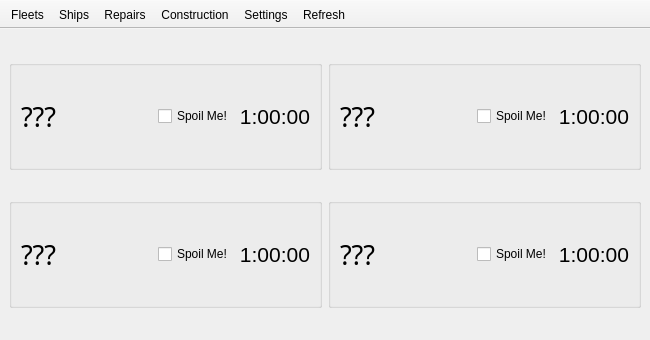
Before: the Qt Designer form KCMainWindow.ui in KanColleTool/kct-tool, drawn with Qt 5.
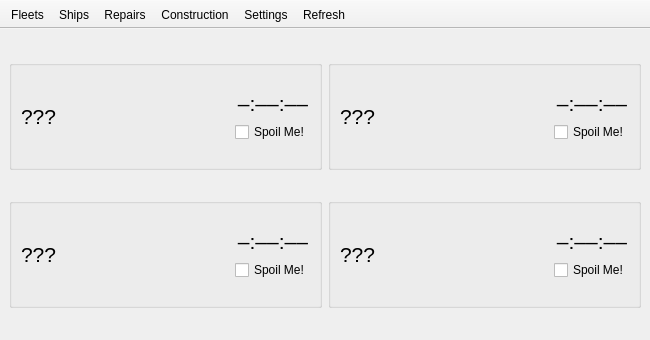
After: the same form once the commit is applied. The open tabs and pages were chosen to show the change. Icons and pictures are not drawn.

Commit message: Decrease font sizes so names fit and use ‒:‒‒:‒‒ instead of 0:00:00

```diff
--- a/KCMainWindow.ui
+++ b/KCMainWindow.ui
@@ -1811,24 +1811,6 @@
           </property>
           <layout class="QHBoxLayout" name="horizontalLayout_5">
            <item>
-            <layout class="QVBoxLayout" name="verticalLayout_21">
-             <property name="spacing">
-              <number>0</number>
-             </property>
-             <item>
-              <spacer name="verticalSpacer_9">
-               <property name="orientation">
-                <enum>Qt::Vertical</enum>
-               </property>
-               <property name="sizeHint" stdset="0">
-                <size>
-                 <width>20</width>
-                 <height>40</height>
-                </size>
-               </property>
-              </spacer>
-             </item>
-             <item>
               <widget class="QLabel" name="constructionName1">
                <property name="sizePolicy">
                 <sizepolicy hsizetype="Preferred" vsizetype="Maximum">
@@ -1838,29 +1820,13 @@
                </property>
                <property name="font">
                 <font>
-                 <family>MS Gothic</family>
-                 <pointsize>20</pointsize>
+               <pointsize>16</pointsize>
                 </font>
                </property>
                <property name="text">
                 <string>???</string>
                </property>
               </widget>
-             </item>
-             <item>
-              <spacer name="verticalSpacer_10">
-               <property name="orientation">
-                <enum>Qt::Vertical</enum>
-               </property>
-               <property name="sizeHint" stdset="0">
-                <size>
-                 <width>20</width>
-                 <height>40</height>
-                </size>
-               </property>
-              </spacer>
-             </item>
-            </layout>
            </item>
            <item>
             <spacer name="horizontalSpacer_5">
@@ -1876,13 +1842,21 @@
             </spacer>
            </item>
            <item>
-            <widget class="QCheckBox" name="constructionSpoil1">
-             <property name="text">
-              <string>Spoil Me!</string>
-             </property>
-            </widget>
-           </item>
+            <layout class="QVBoxLayout" name="verticalLayout_11">
            <item>
+              <spacer name="verticalSpacer_11">
+               <property name="orientation">
+                <enum>Qt::Vertical</enum>
+               </property>
+               <property name="sizeHint" stdset="0">
+                <size>
+                 <width>20</width>
+                 <height>40</height>
+                </size>
+               </property>
+              </spacer>
+             </item>
+             <item alignment="Qt::AlignHCenter">
             <widget class="QLabel" name="constructionTimer1">
              <property name="sizePolicy">
               <sizepolicy hsizetype="Maximum" vsizetype="Preferred">
@@ -1898,17 +1872,38 @@
              </property>
              <property name="font">
               <font>
-               <family>Arial</family>
                <pointsize>16</pointsize>
               </font>
              </property>
              <property name="text">
-              <string>1:00:00</string>
+                <string>‒:‒‒:‒‒</string>
              </property>
              <property name="alignment">
               <set>Qt::AlignRight|Qt::AlignTrailing|Qt::AlignVCenter</set>
              </property>
             </widget>
+             </item>
+             <item alignment="Qt::AlignHCenter">
+              <widget class="QCheckBox" name="constructionSpoil1">
+               <property name="text">
+                <string>Spoil Me!</string>
+               </property>
+              </widget>
+             </item>
+             <item>
+              <spacer name="verticalSpacer_12">
+               <property name="orientation">
+                <enum>Qt::Vertical</enum>
+               </property>
+               <property name="sizeHint" stdset="0">
+                <size>
+                 <width>20</width>
+                 <height>40</height>
+                </size>
+               </property>
+              </spacer>
+             </item>
+            </layout>
            </item>
           </layout>
          </widget>
@@ -1932,24 +1927,6 @@
           </property>
           <layout class="QHBoxLayout" name="horizontalLayout_9">
            <item>
-            <layout class="QVBoxLayout" name="verticalLayout_25">
-             <property name="spacing">
-              <number>0</number>
-             </property>
-             <item>
-              <spacer name="verticalSpacer_17">
-               <property name="orientation">
-                <enum>Qt::Vertical</enum>
-               </property>
-               <property name="sizeHint" stdset="0">
-                <size>
-                 <width>20</width>
-                 <height>40</height>
-                </size>
-               </property>
-              </spacer>
-             </item>
-             <item>
               <widget class="QLabel" name="constructionName2">
                <property name="sizePolicy">
                 <sizepolicy hsizetype="Preferred" vsizetype="Maximum">
@@ -1959,29 +1936,13 @@
                </property>
                <property name="font">
                 <font>
-                 <family>MS Gothic</family>
-                 <pointsize>20</pointsize>
+               <pointsize>16</pointsize>
                 </font>
                </property>
                <property name="text">
                 <string>???</string>
                </property>
               </widget>
-             </item>
-             <item>
-              <spacer name="verticalSpacer_18">
-               <property name="orientation">
-                <enum>Qt::Vertical</enum>
-               </property>
-               <property name="sizeHint" stdset="0">
-                <size>
-                 <width>20</width>
-                 <height>40</height>
-                </size>
-               </property>
-              </spacer>
-             </item>
-            </layout>
            </item>
            <item>
             <spacer name="horizontalSpacer_9">
@@ -1997,13 +1958,21 @@
             </spacer>
            </item>
            <item>
-            <widget class="QCheckBox" name="constructionSpoil2">
-             <property name="text">
-              <string>Spoil Me!</string>
-             </property>
-            </widget>
-           </item>
+            <layout class="QVBoxLayout" name="verticalLayout_3">
            <item>
+              <spacer name="verticalSpacer_10">
+               <property name="orientation">
+                <enum>Qt::Vertical</enum>
+               </property>
+               <property name="sizeHint" stdset="0">
+                <size>
+                 <width>20</width>
+                 <height>40</height>
+                </size>
+               </property>
+              </spacer>
+             </item>
+             <item alignment="Qt::AlignHCenter">
             <widget class="QLabel" name="constructionTimer2">
              <property name="sizePolicy">
               <sizepolicy hsizetype="Maximum" vsizetype="Preferred">
@@ -2019,17 +1988,38 @@
              </property>
              <property name="font">
               <font>
-               <family>Arial</family>
                <pointsize>16</pointsize>
               </font>
              </property>
              <property name="text">
-              <string>1:00:00</string>
+                <string>‒:‒‒:‒‒</string>
              </property>
              <property name="alignment">
               <set>Qt::AlignRight|Qt::AlignTrailing|Qt::AlignVCenter</set>
              </property>
             </widget>
+             </item>
+             <item>
+              <widget class="QCheckBox" name="constructionSpoil2">
+               <property name="text">
+                <string>Spoil Me!</string>
+               </property>
+              </widget>
+             </item>
+             <item>
+              <spacer name="verticalSpacer_9">
+               <property name="orientation">
+                <enum>Qt::Vertical</enum>
+               </property>
+               <property name="sizeHint" stdset="0">
+                <size>
+                 <width>20</width>
+                 <height>40</height>
+                </size>
+               </property>
+              </spacer>
+             </item>
+            </layout>
            </item>
           </layout>
          </widget>
@@ -2053,24 +2043,6 @@
           </property>
           <layout class="QHBoxLayout" name="horizontalLayout_10">
            <item>
-            <layout class="QVBoxLayout" name="verticalLayout_26">
-             <property name="spacing">
-              <number>0</number>
-             </property>
-             <item>
-              <spacer name="verticalSpacer_19">
-               <property name="orientation">
-                <enum>Qt::Vertical</enum>
-               </property>
-               <property name="sizeHint" stdset="0">
-                <size>
-                 <width>20</width>
-                 <height>40</height>
-                </size>
-               </property>
-              </spacer>
-             </item>
-             <item>
               <widget class="QLabel" name="constructionName3">
                <property name="sizePolicy">
                 <sizepolicy hsizetype="Preferred" vsizetype="Maximum">
@@ -2080,29 +2052,13 @@
                </property>
                <property name="font">
                 <font>
-                 <family>MS Gothic</family>
-                 <pointsize>20</pointsize>
+               <pointsize>16</pointsize>
                 </font>
                </property>
                <property name="text">
                 <string>???</string>
                </property>
               </widget>
-             </item>
-             <item>
-              <spacer name="verticalSpacer_20">
-               <property name="orientation">
-                <enum>Qt::Vertical</enum>
-               </property>
-               <property name="sizeHint" stdset="0">
-                <size>
-                 <width>20</width>
-                 <height>40</height>
-                </size>
-               </property>
-              </spacer>
-             </item>
-            </layout>
            </item>
            <item>
             <spacer name="horizontalSpacer_10">
@@ -2118,13 +2074,21 @@
             </spacer>
            </item>
            <item>
-            <widget class="QCheckBox" name="constructionSpoil3">
-             <property name="text">
-              <string>Spoil Me!</string>
-             </property>
-            </widget>
-           </item>
+            <layout class="QVBoxLayout" name="verticalLayout_12">
            <item>
+              <spacer name="verticalSpacer_13">
+               <property name="orientation">
+                <enum>Qt::Vertical</enum>
+               </property>
+               <property name="sizeHint" stdset="0">
+                <size>
+                 <width>20</width>
+                 <height>40</height>
+                </size>
+               </property>
+              </spacer>
+             </item>
+             <item alignment="Qt::AlignHCenter">
             <widget class="QLabel" name="constructionTimer3">
              <property name="sizePolicy">
               <sizepolicy hsizetype="Maximum" vsizetype="Preferred">
@@ -2140,17 +2104,38 @@
              </property>
              <property name="font">
               <font>
-               <family>Arial</family>
                <pointsize>16</pointsize>
               </font>
              </property>
              <property name="text">
-              <string>1:00:00</string>
+                <string>‒:‒‒:‒‒</string>
              </property>
              <property name="alignment">
               <set>Qt::AlignRight|Qt::AlignTrailing|Qt::AlignVCenter</set>
              </property>
             </widget>
+             </item>
+             <item alignment="Qt::AlignHCenter">
+              <widget class="QCheckBox" name="constructionSpoil3">
+               <property name="text">
+                <string>Spoil Me!</string>
+               </property>
+              </widget>
+             </item>
+             <item>
+              <spacer name="verticalSpacer_14">
+               <property name="orientation">
+                <enum>Qt::Vertical</enum>
+               </property>
+               <property name="sizeHint" stdset="0">
+                <size>
+                 <width>20</width>
+                 <height>40</height>
+                </size>
+               </property>
+              </spacer>
+             </item>
+            </layout>
            </item>
           </layout>
          </widget>
@@ -2174,24 +2159,6 @@
           </property>
           <layout class="QHBoxLayout" name="horizontalLayout_11">
            <item>
-            <layout class="QVBoxLayout" name="verticalLayout_27">
-             <property name="spacing">
-              <number>0</number>
-             </property>
-             <item>
-              <spacer name="verticalSpacer_21">
-               <property name="orientation">
-                <enum>Qt::Vertical</enum>
-               </property>
-               <property name="sizeHint" stdset="0">
-                <size>
-                 <width>20</width>
-                 <height>40</height>
-                </size>
-               </property>
-              </spacer>
-             </item>
-             <item>
               <widget class="QLabel" name="constructionName4">
                <property name="sizePolicy">
                 <sizepolicy hsizetype="Preferred" vsizetype="Maximum">
@@ -2201,29 +2168,13 @@
                </property>
                <property name="font">
                 <font>
-                 <family>MS Gothic</family>
-                 <pointsize>20</pointsize>
+               <pointsize>16</pointsize>
                 </font>
                </property>
                <property name="text">
                 <string>???</string>
                </property>
               </widget>
-             </item>
-             <item>
-              <spacer name="verticalSpacer_22">
-               <property name="orientation">
-                <enum>Qt::Vertical</enum>
-               </property>
-               <property name="sizeHint" stdset="0">
-                <size>
-                 <width>20</width>
-                 <height>40</height>
-                </size>
-               </property>
-              </spacer>
-             </item>
-            </layout>
            </item>
            <item>
             <spacer name="horizontalSpacer_11">
@@ -2239,13 +2190,21 @@
             </spacer>
            </item>
            <item>
-            <widget class="QCheckBox" name="constructionSpoil4">
-             <property name="text">
-              <string>Spoil Me!</string>
-             </property>
-            </widget>
-           </item>
+            <layout class="QVBoxLayout" name="verticalLayout_13">
            <item>
+              <spacer name="verticalSpacer_15">
+               <property name="orientation">
+                <enum>Qt::Vertical</enum>
+               </property>
+               <property name="sizeHint" stdset="0">
+                <size>
+                 <width>20</width>
+                 <height>40</height>
+                </size>
+               </property>
+              </spacer>
+             </item>
+             <item alignment="Qt::AlignHCenter">
             <widget class="QLabel" name="constructionTimer4">
              <property name="sizePolicy">
               <sizepolicy hsizetype="Maximum" vsizetype="Preferred">
@@ -2261,17 +2220,38 @@
              </property>
              <property name="font">
               <font>
-               <family>Arial</family>
                <pointsize>16</pointsize>
               </font>
              </property>
              <property name="text">
-              <string>1:00:00</string>
+                <string>‒:‒‒:‒‒</string>
              </property>
              <property name="alignment">
               <set>Qt::AlignRight|Qt::AlignTrailing|Qt::AlignVCenter</set>
              </property>
             </widget>
+             </item>
+             <item>
+              <widget class="QCheckBox" name="constructionSpoil4">
+               <property name="text">
+                <string>Spoil Me!</string>
+               </property>
+              </widget>
+             </item>
+             <item>
+              <spacer name="verticalSpacer_16">
+               <property name="orientation">
+                <enum>Qt::Vertical</enum>
+               </property>
+               <property name="sizeHint" stdset="0">
+                <size>
+                 <width>20</width>
+                 <height>40</height>
+                </size>
+               </property>
+              </spacer>
+             </item>
+            </layout>
            </item>
           </layout>
          </widget>
```
Left out of the diff: 191 changed lines with no effect on the pictures. Lines whose indentation alone changed are shown as unchanged. The commit also changes 1 other file.
